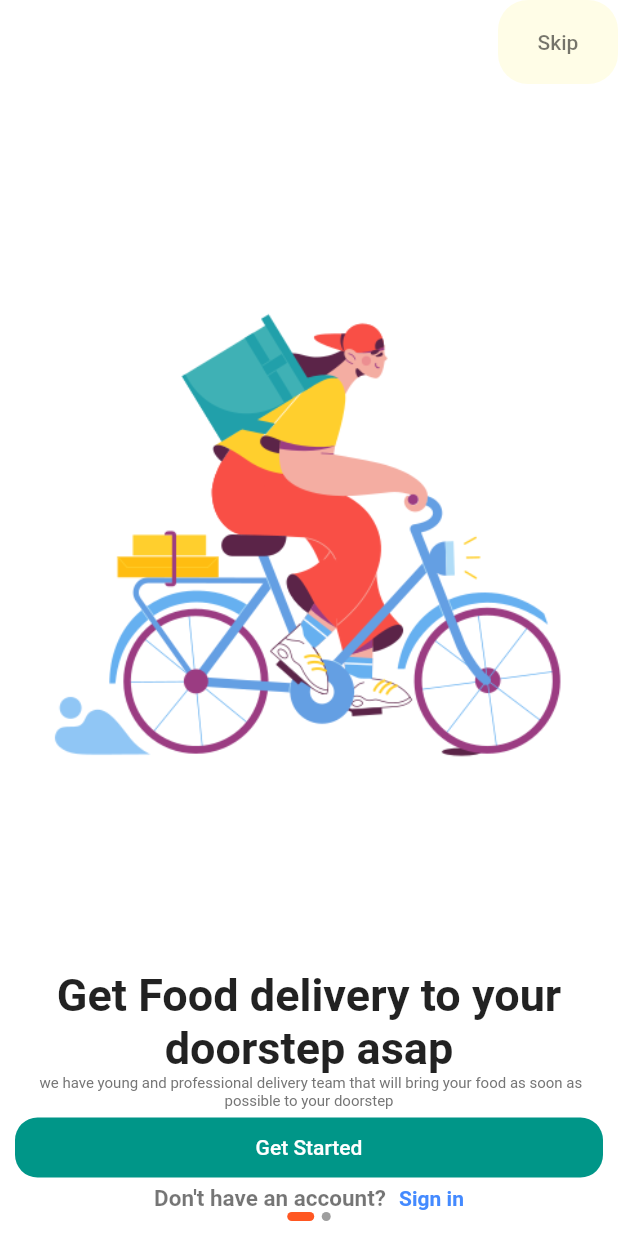
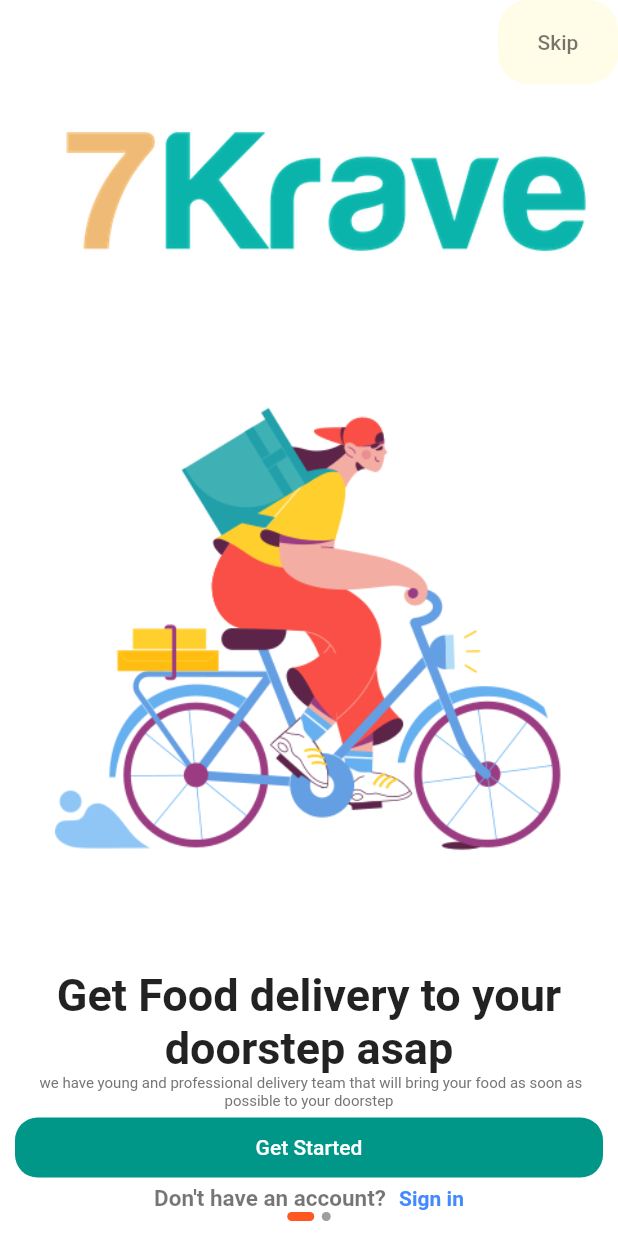
Before and after one commit to fatmaahmed751/internship_algoriza, a Flutter app: the screen it shows after launch, on a phone screen of 412 x 824 dp. Run offline on Flutter 3.47's test engine with Material 2 defaults, Android fonts, the phone set to English and light mode, and no system bars; drawn by our look-alikes of smooth_page_indicator; our stand-ins replace country_code_picker.

Commit message:
add images

```diff
--- a/lib/onboarding/onboarding_screen.dart
+++ b/lib/onboarding/onboarding_screen.dart
@@ -58,6 +58,8 @@ class OnBoardingScreen extends StatelessWidget {
             child: Column(
               crossAxisAlignment: CrossAxisAlignment.center,
               children: [
+                const Image(image:AssetImage('assets/images/krave.png')),
+
                 Expanded(
                   child: PageView.builder(
                     itemBuilder: (context, index) =>
```
Also changed, not shown: assets/images/krave.png (added).
